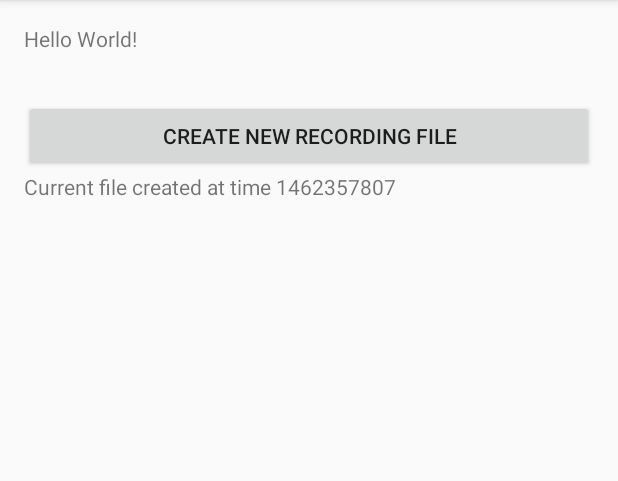
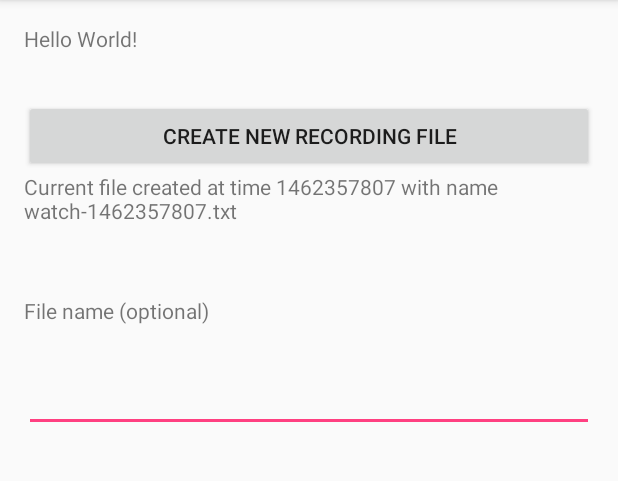
Before and after one commit to mmbuw/handshake, an Android app: the screen it shows after launch (MainActivity), after a tap on "CREATE NEW RECORDING FILE", on a phone screen of 412 x 824 dp, the part 84-565 px from its top. Run offline under Robolectric (Android 15) with nearby library versions, the phone set to English and light mode, and no system bars.

Commit message:
Add EditText to mobile app in order to customize the recording file names on the device.

```diff
--- a/HelloSmartwatch/mobile/src/main/java/com/example/projectsw/hellosmartwatch/MainActivity.java
+++ b/HelloSmartwatch/mobile/src/main/java/com/example/projectsw/hellosmartwatch/MainActivity.java
@@ -12,6 +12,7 @@ import android.support.v7.app.AppCompatActivity;
 import android.os.Bundle;
 import android.view.View;
 import android.widget.Button;
+import android.widget.EditText;
 import android.widget.TextView;
 
 import java.nio.ByteBuffer;
@@ -21,6 +22,7 @@ public class MainActivity extends AppCompatActivity {
     private TextView mTextView;
     private Button mNewFileButton;
     private TextView mStatusTextView;
+    private EditText mFileNameEditText;
 
     private AccelerationDataReceiver serviceReceiver;
     private FileOutputWriter fileOutputWriter;
@@ -38,22 +40,6 @@ public class MainActivity extends AppCompatActivity {
         setContentView(R.layout.activity_main);
         mTextView = (TextView) findViewById(R.id.mainTextView);
 
-        Intent intent = getIntent();
-        byte[] intentData = intent.getByteArrayExtra("TEST_MESSAGE");
-
-        if (intentData != null) {
-            if (intentData.length == 3) {
-                mTextView.setText(intentData[0] +  ", " + intentData[1] + ", " + intentData[2]);
-            }
-            else if (intentData.length == 12)
-            {
-                ByteBuffer byteBuffer = ByteBuffer.wrap(intentData);
-                mTextView.setText(byteBuffer.getFloat(0) + ", " +
-                                  byteBuffer.getFloat(1) + ", " +
-                                  byteBuffer.getFloat(2));
-            }
-        }
-
         mStatusTextView = (TextView) findViewById(R.id.textStatus);
         mNewFileButton = (Button) findViewById(R.id.butNewFile);
         mNewFileButton.setOnClickListener(new View.OnClickListener() {
@@ -62,6 +48,7 @@ public class MainActivity extends AppCompatActivity {
                 createNewFileWriters();
             }
         });
+        mFileNameEditText = (EditText) findViewById(R.id.inputFileName);
 
         /* Register broadcast receiver */
         serviceReceiver = new AccelerationDataReceiver();
@@ -99,9 +86,18 @@ public class MainActivity extends AppCompatActivity {
             fileOutputWriterWithTime.closeStream();
         }
 
-        fileOutputWriter = new FileOutputWriter("watch-" + unixTime + ".txt");
-        fileOutputWriterWithTime = new FileOutputWriter("watchWithTime-" + unixTime + ".txt");
-        mStatusTextView.setText("Current file created at time " + unixTime);
+        String filename = mFileNameEditText.getText().toString();
+        if (filename.isEmpty()) {
+            filename = "watch-" + unixTime + ".txt";
+        }
+        else {
+            if (!filename.endsWith(".txt")) { filename += ".txt"; }
+            mFileNameEditText.setText("");
+        }
+
+        fileOutputWriter = new FileOutputWriter(filename);
+        fileOutputWriterWithTime = new FileOutputWriter("timestamps-" + filename);
+        mStatusTextView.setText("Current file created at time " + unixTime + " with name " + filename);
     }
 
     private int getCurrentUnixTimestamp() {
--- a/HelloSmartwatch/mobile/src/main/res/layout/activity_main.xml
+++ b/HelloSmartwatch/mobile/src/main/res/layout/activity_main.xml
@@ -33,4 +33,22 @@
         android:id="@+id/textStatus"
         android:layout_below="@+id/butNewFile"
         android:layout_alignParentStart="true" />
+
+    <EditText
+        android:layout_width="wrap_content"
+        android:layout_height="wrap_content"
+        android:id="@+id/inputFileName"
+        android:layout_below="@+id/textView"
+        android:layout_alignParentStart="true"
+        android:layout_marginTop="26dp"
+        android:layout_alignEnd="@+id/butNewFile" />
+
+    <TextView
+        android:layout_width="wrap_content"
+        android:layout_height="wrap_content"
+        android:text="File name (optional)"
+        android:id="@+id/textView"
+        android:layout_below="@+id/textStatus"
+        android:layout_alignParentStart="true"
+        android:layout_marginTop="47dp" />
 </RelativeLayout>
```
